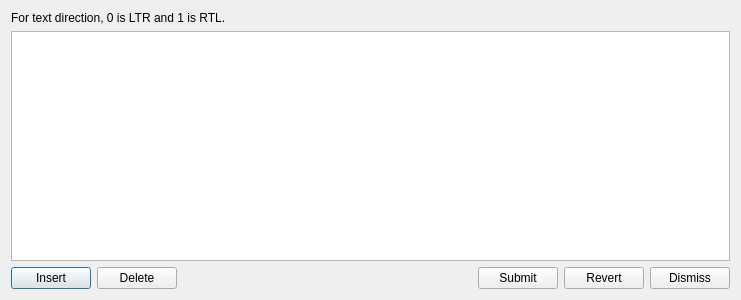
This is writingsystemsdialog.ui in adamb924/Gloss as Qt 5 draws it before an edit. The edited form follows.
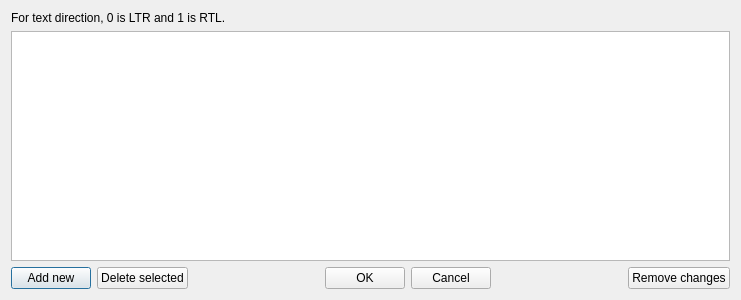
This is the edited form.

Commit message: Improving interface to WritingSystemsDialog

Diff of the .ui file:
```diff
--- a/writingsystemsdialog.ui
+++ b/writingsystemsdialog.ui
@@ -29,14 +29,14 @@
      <item>
       <widget class="QPushButton" name="insertRow">
        <property name="text">
-        <string>Insert</string>
+        <string>Add new</string>
        </property>
       </widget>
      </item>
      <item>
       <widget class="QPushButton" name="deleteRow">
        <property name="text">
-        <string>Delete</string>
+        <string>Delete selected</string>
        </property>
       </widget>
      </item>
@@ -56,21 +56,34 @@
      <item>
       <widget class="QPushButton" name="submit">
        <property name="text">
-        <string>Submit</string>
-       </property>
-      </widget>
-     </item>
-     <item>
-      <widget class="QPushButton" name="revert">
-       <property name="text">
-        <string>Revert</string>
+        <string>OK</string>
        </property>
       </widget>
      </item>
      <item>
       <widget class="QPushButton" name="dismiss">
        <property name="text">
-        <string>Dismiss</string>
+        <string>Cancel</string>
+       </property>
+      </widget>
+     </item>
+     <item>
+      <spacer name="horizontalSpacer_2">
+       <property name="orientation">
+        <enum>Qt::Horizontal</enum>
+       </property>
+       <property name="sizeHint" stdset="0">
+        <size>
+         <width>40</width>
+         <height>20</height>
+        </size>
+       </property>
+      </spacer>
+     </item>
+     <item>
+      <widget class="QPushButton" name="revert">
+       <property name="text">
+        <string>Remove changes</string>
        </property>
       </widget>
      </item>
```
The commit also changes 2 other files.
